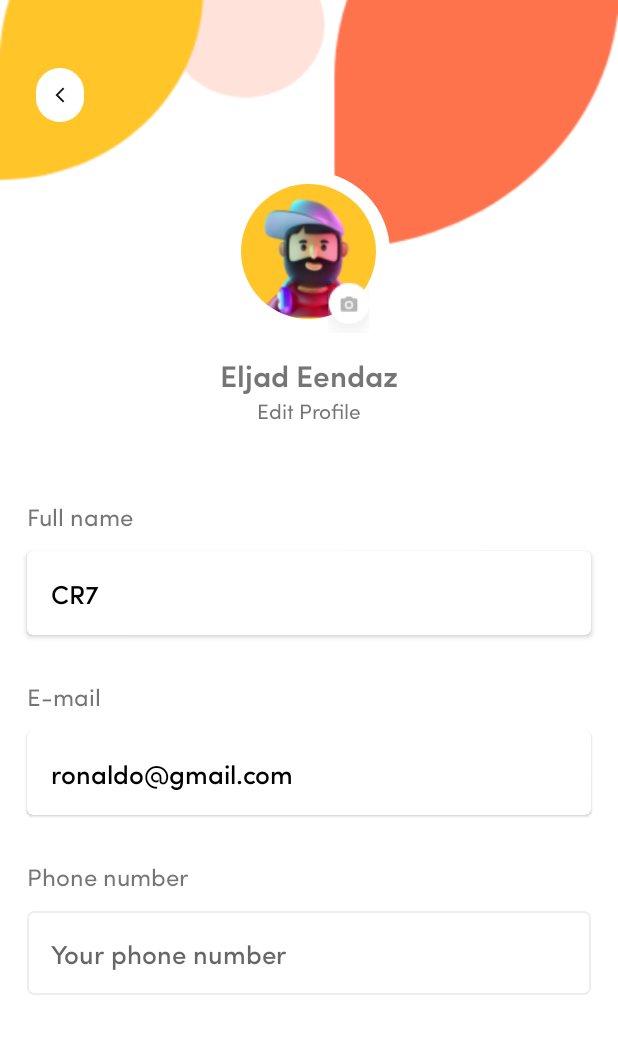
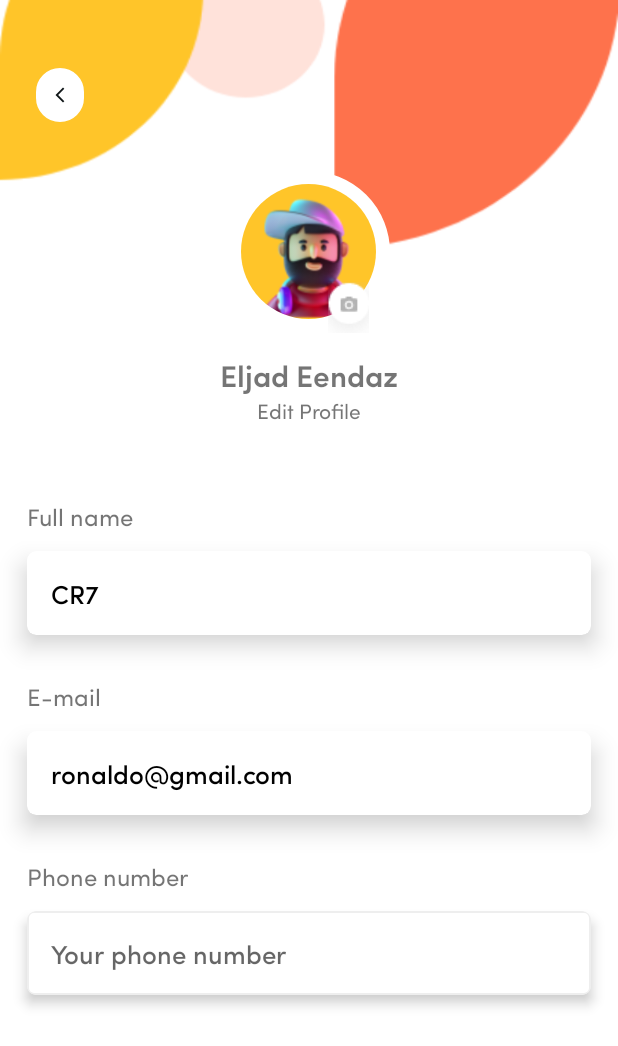
Before and after one commit to huaviet99/Android-Challenge-W2, an Android app: the ProfileActivity screen opened directly, with no data from a screen before it, on a phone screen of 412 x 824 dp. Shown: the top 1046 px of the screen. Run offline under Robolectric (Android 15) with nearby library versions, the phone set to English and light mode, and no system bars; our stand-ins replace CircleImageView.

Commit message:
card view shadow

```diff
--- a/app/src/main/res/layout/activity_profile.xml
+++ b/app/src/main/res/layout/activity_profile.xml
@@ -79,27 +79,25 @@
         android:fontFamily="@font/sofia_pro_regular"
         android:text="Full name"
         android:textSize="@dimen/size_16sp"
-        app:layout_constraintStart_toStartOf="@+id/cardview_fullname"
+        app:layout_constraintStart_toStartOf="@+id/cv_full_name"
         app:layout_constraintTop_toBottomOf="@+id/textView" />
 
     <androidx.cardview.widget.CardView
-        android:id="@+id/cardview_fullname"
+        android:id="@+id/cv_full_name"
         android:layout_width="match_parent"
         android:layout_height="56dp"
         android:layout_marginHorizontal="18dp"
         android:layout_marginTop="12dp"
-        app:cardCornerRadius="4dp"
+        app:cardCornerRadius="6dp"
+        app:cardElevation="@dimen/distance_10dp"
         app:layout_constraintEnd_toEndOf="parent"
         app:layout_constraintStart_toStartOf="parent"
-        app:layout_constraintTop_toBottomOf="@+id/tv_title_full_name"
-        app:strokeColor="#EEEEEE"
-        app:strokeWidth="3dp">
+        app:layout_constraintTop_toBottomOf="@+id/tv_title_full_name">
 
         <TextView
             android:id="@+id/tv_full_name"
             android:layout_width="match_parent"
             android:layout_height="56dp"
-            android:elevation="-100dp"
             android:fontFamily="@font/sofia_pro_medium"
             android:gravity="center_vertical"
             android:hint="Your full name"
@@ -120,17 +118,17 @@
         android:fontFamily="@font/sofia_pro_regular"
         android:text="E-mail"
         android:textSize="@dimen/size_16sp"
-        app:layout_constraintStart_toStartOf="@+id/cardview_email"
-        app:layout_constraintTop_toBottomOf="@+id/cardview_fullname" />
+        app:layout_constraintStart_toStartOf="@+id/cv_email"
+        app:layout_constraintTop_toBottomOf="@+id/cv_full_name" />
 
     <com.google.android.material.card.MaterialCardView
-        android:id="@+id/cardview_email"
+        android:id="@+id/cv_email"
         android:layout_width="match_parent"
         android:layout_height="56dp"
         android:layout_marginHorizontal="18dp"
         android:layout_marginTop="12dp"
-        android:padding="16dp"
-
+        app:cardCornerRadius="6dp"
+        app:cardElevation="@dimen/distance_10dp"
         app:layout_constraintStart_toStartOf="parent"
         app:layout_constraintTop_toBottomOf="@+id/tv_title_email">
 
@@ -158,17 +156,18 @@
         android:fontFamily="@font/sofia_pro_regular"
         android:text="Phone number"
         android:textSize="@dimen/size_16sp"
-        app:layout_constraintStart_toStartOf="@+id/cardview_phone_number"
-        app:layout_constraintTop_toBottomOf="@+id/cardview_email" />
+        app:layout_constraintStart_toStartOf="@+id/cv_phone_number"
+        app:layout_constraintTop_toBottomOf="@+id/cv_email" />
 
     <com.google.android.material.card.MaterialCardView
-        android:id="@+id/cardview_phone_number"
+        android:id="@+id/cv_phone_number"
         android:layout_width="match_parent"
         android:layout_height="56dp"
         android:layout_marginHorizontal="18dp"
         android:layout_marginTop="12dp"
-        android:outlineSpotShadowColor="@android:color/transparent"
-        android:padding="16dp"
+        app:cardCornerRadius="6dp"
+        app:cardElevation="@dimen/distance_5dp"
+
         app:layout_constraintStart_toStartOf="parent"
         app:layout_constraintTop_toBottomOf="@+id/tv_title_phone_number">
 
--- a/app/src/main/res/values/themes.xml
+++ b/app/src/main/res/values/themes.xml
@@ -7,6 +7,8 @@
         <item name="colorSecondary">@color/teal_200</item>
         <item name="colorSecondaryVariant">@color/teal_700</item>
         <item name="colorOnSecondary">@color/black</item>
+        <item name="android:ambientShadowAlpha">0</item>
+
         <!-- Status bar color. -->
         <item name="android:statusBarColor" tools:targetApi="l">?attr/colorPrimaryVariant</item>
         <!-- Customize your theme here. -->
```
